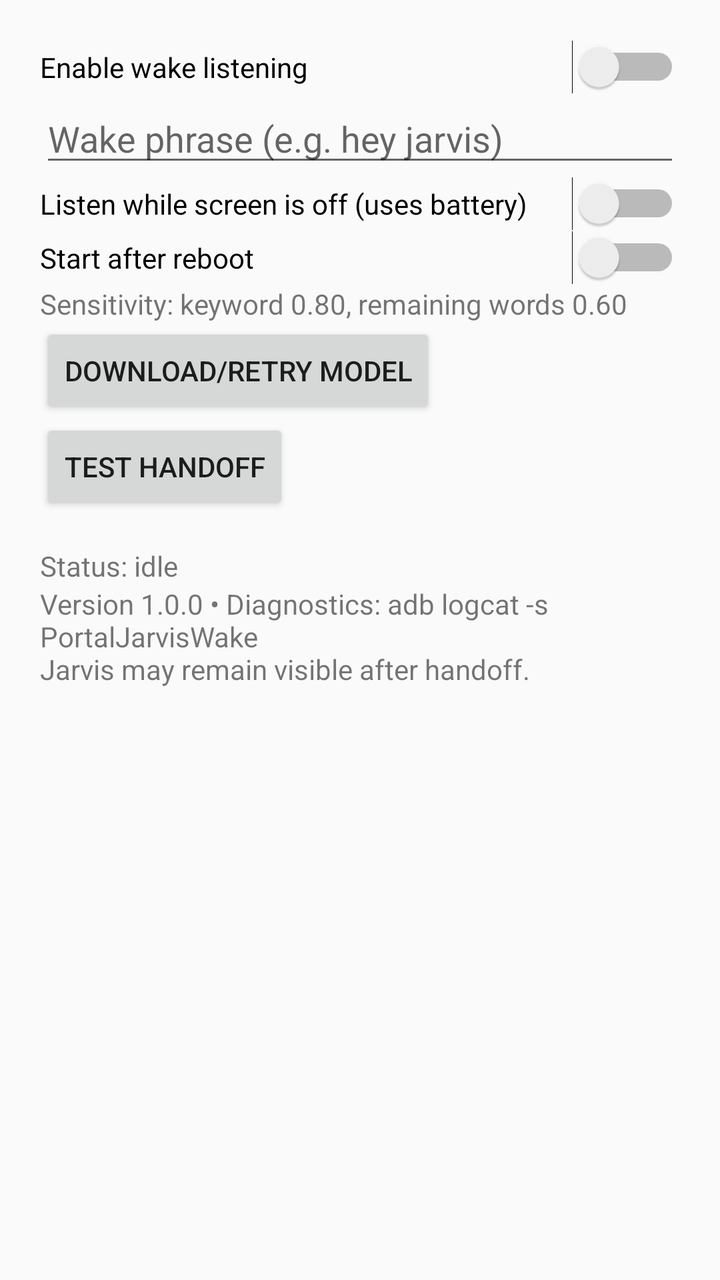
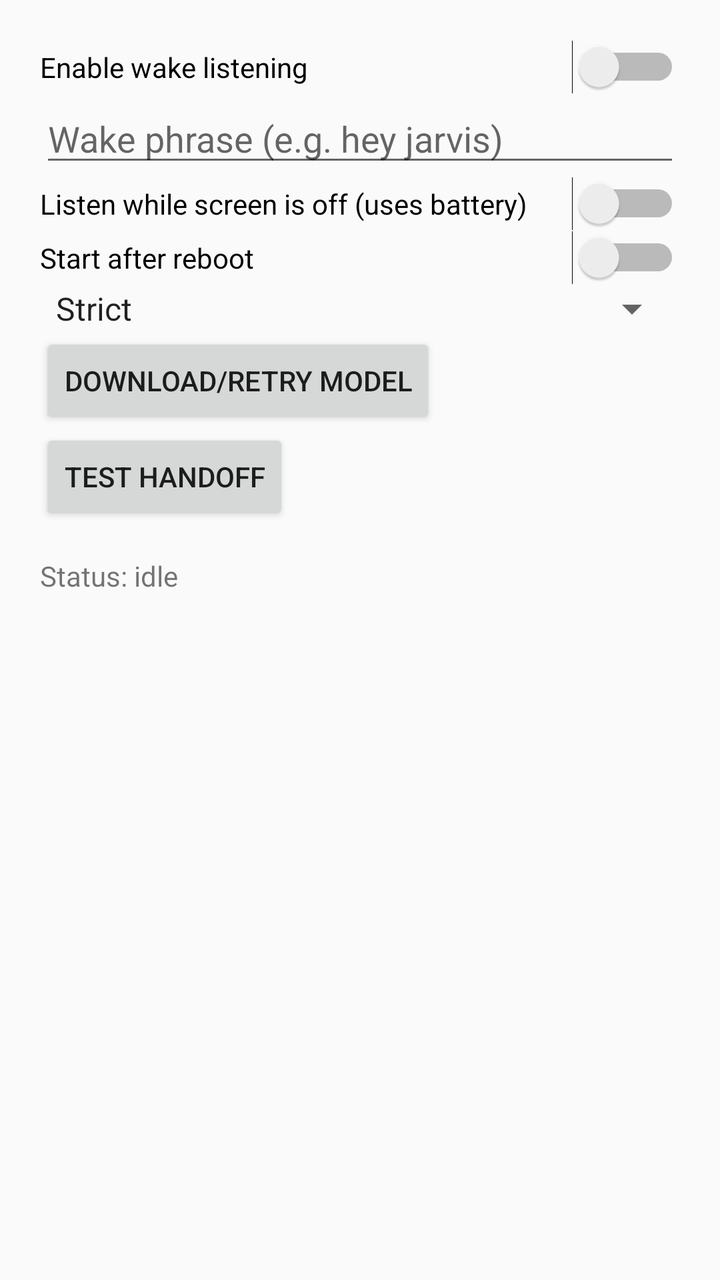

Two renders of the same Android screen: before a commit and after it. Below are the layout's source before the change and the commit's diff.
<!-- AndroidManifest.xml: application theme AppTheme -->
<!-- res/layout/activity_settings.xml -->
<ScrollView xmlns:android="http://schemas.android.com/apk/res/android" android:layout_width="match_parent" android:layout_height="match_parent"><LinearLayout android:padding="20dp" android:orientation="vertical" android:layout_width="match_parent" android:layout_height="wrap_content">
<Switch android:id="@+id/enabled" android:text="Enable wake listening" android:layout_width="match_parent" android:layout_height="wrap_content"/><EditText android:id="@+id/phrase" android:hint="Wake phrase (e.g. hey jarvis)" android:layout_width="match_parent" android:layout_height="wrap_content"/><Switch android:id="@+id/screen_off" android:text="Listen while screen is off (uses battery)" android:layout_width="match_parent" android:layout_height="wrap_content"/><Switch android:id="@+id/autostart" android:text="Start after reboot" android:layout_width="match_parent" android:layout_height="wrap_content"/><TextView android:text="Sensitivity: keyword 0.80, remaining words 0.60" android:layout_width="match_parent" android:layout_height="wrap_content"/><Button android:id="@+id/retry" android:text="Download/retry model" android:layout_width="wrap_content" android:layout_height="wrap_content"/><Button android:id="@+id/test" android:text="Test handoff" android:layout_width="wrap_content" android:layout_height="wrap_content"/><TextView android:id="@+id/status" android:text="Status: idle" android:paddingTop="16dp" android:layout_width="match_parent" android:layout_height="wrap_content"/><TextView android:text="Version 1.0.0 • Diagnostics: adb logcat -s PortalJarvisWake\nJarvis may remain visible after handoff." android:layout_width="match_parent" android:layout_height="wrap_content"/></LinearLayout></ScrollView>
<!-- resources referenced by this layout -->
<resources>
  <style name="AppTheme" parent="Theme.AppCompat.DayNight.DarkActionBar"><item name="colorAccent">#00bcd4</item></style>
</resources>

<!-- the commit's change to res/layout/activity_settings.xml (unified diff, before → after) -->
@@ -1,2 +1,2 @@
 <ScrollView xmlns:android="http://schemas.android.com/apk/res/android" android:layout_width="match_parent" android:layout_height="match_parent"><LinearLayout android:padding="20dp" android:orientation="vertical" android:layout_width="match_parent" android:layout_height="wrap_content">
-<Switch android:id="@+id/enabled" android:text="Enable wake listening" android:layout_width="match_parent" android:layout_height="wrap_content"/><EditText android:id="@+id/phrase" android:hint="Wake phrase (e.g. hey jarvis)" android:layout_width="match_parent" android:layout_height="wrap_content"/><Switch android:id="@+id/screen_off" android:text="Listen while screen is off (uses battery)" android:layout_width="match_parent" android:layout_height="wrap_content"/><Switch android:id="@+id/autostart" android:text="Start after reboot" android:layout_width="match_parent" android:layout_height="wrap_content"/><TextView android:text="Sensitivity: keyword 0.80, remaining words 0.60" android:layout_width="match_parent" android:layout_height="wrap_content"/><Button android:id="@+id/retry" android:text="Download/retry model" android:layout_width="wrap_content" android:layout_height="wrap_content"/><Button android:id="@+id/test" android:text="Test handoff" android:layout_width="wrap_content" android:layout_height="wrap_content"/><TextView android:id="@+id/status" android:text="Status: idle" android:paddingTop="16dp" android:layout_width="match_parent" android:layout_height="wrap_content"/><TextView android:text="Version 1.0.0 • Diagnostics: adb logcat -s PortalJarvisWake\nJarvis may remain visible after handoff." android:layout_width="match_parent" android:layout_height="wrap_content"/></LinearLayout></ScrollView>
+<Switch android:id="@+id/enabled" android:text="Enable wake listening" android:layout_width="match_parent" android:layout_height="wrap_content"/><EditText android:id="@+id/phrase" android:hint="Wake phrase (e.g. hey jarvis)" android:layout_width="match_parent" android:layout_height="wrap_content"/><Switch android:id="@+id/screen_off" android:text="Listen while screen is off (uses battery)" android:layout_width="match_parent" android:layout_height="wrap_content"/><Switch android:id="@+id/autostart" android:text="Start after reboot" android:layout_width="match_parent" android:layout_height="wrap_content"/><Spinner android:id="@+id/sensitivity" android:entries="@array/sensitivity_presets" android:layout_width="match_parent" android:layout_height="wrap_content"/><Button android:id="@+id/retry" android:text="Download/retry model" android:layout_width="wrap_content" android:layout_height="wrap_content"/><Button android:id="@+id/test" android:text="Test handoff" android:layout_width="wrap_content" android:layout_height="wrap_content"/><TextView android:id="@+id/status" android:text="Status: idle" android:paddingTop="16dp" android:layout_width="match_parent" android:layout_height="wrap_content"/></LinearLayout></ScrollView>
<!-- resource entries referenced after the edit -->
@@ -1,5 +1,8 @@
 <!-- resources referenced by this layout -->
 <resources>
+  <string-array name="sensitivity_presets">
+          <item>Strict</item><item>Balanced</item><item>Relaxed</item>
+      </string-array>
   <style name="AppTheme" parent="Theme.AppCompat.DayNight.DarkActionBar"><item name="colorAccent">#00bcd4</item></style>
 </resources>
 
